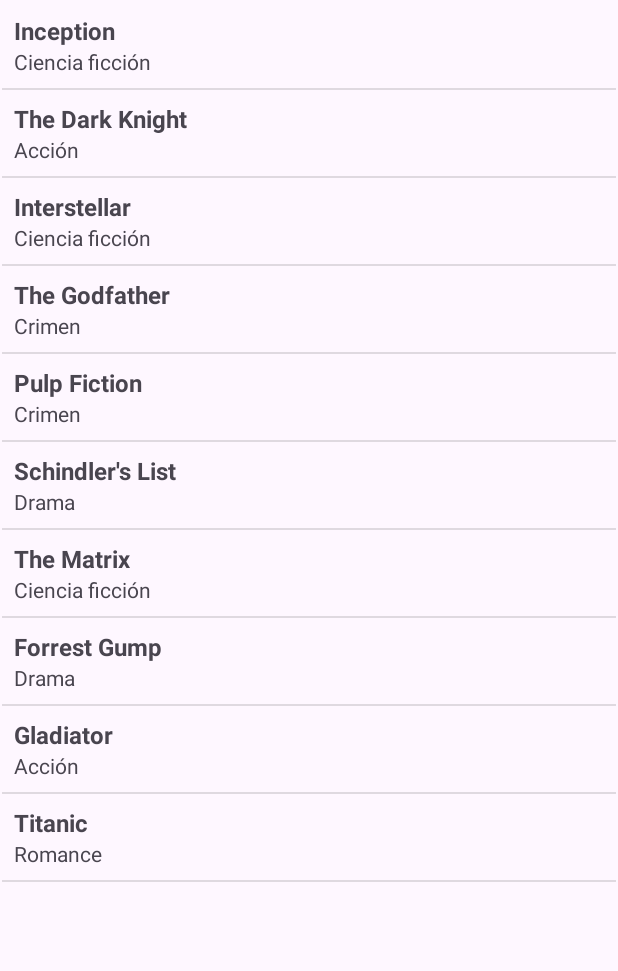
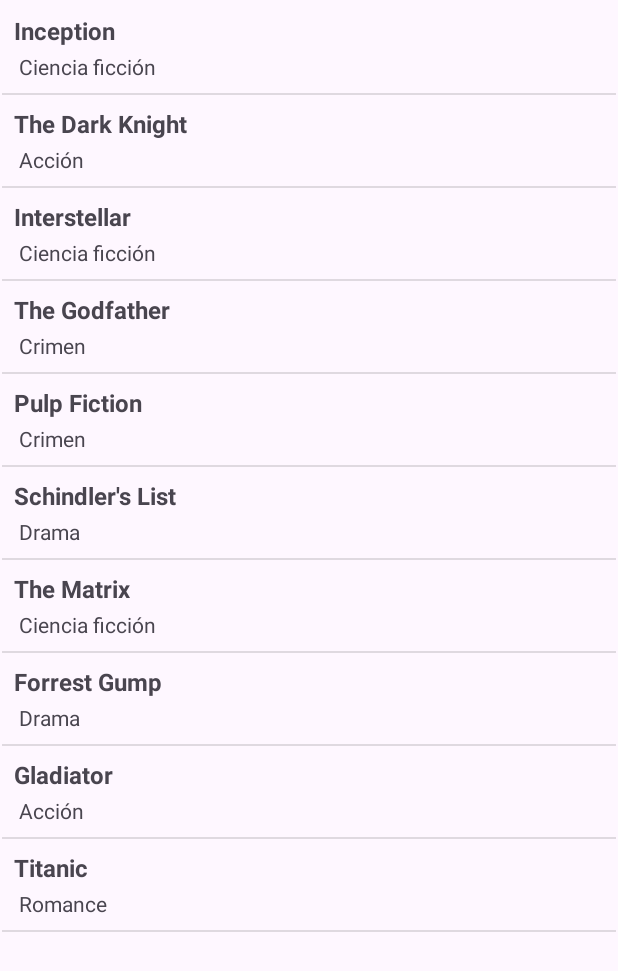
Before and after one commit to IARFLOW/EJFragments, an Android app: the screen it shows after launch (MainActivity), on a phone screen of 412 x 824 dp. Shown: the top 971 px of the screen. Run offline under Robolectric (Android 15) with nearby library versions, the phone set to English and light mode, and no system bars.

Commit message:
prueba de cambios

```diff
--- a/app/src/main/res/layout/pelicula_element.xml
+++ b/app/src/main/res/layout/pelicula_element.xml
@@ -20,6 +20,7 @@
     <TextView
         android:id="@+id/tvGeneroPelicula"
         android:layout_width="0dp"
+        android:layout_margin="3dp"
         android:layout_height="wrap_content"
         android:text="TextView"
         android:textSize="14sp"
```
